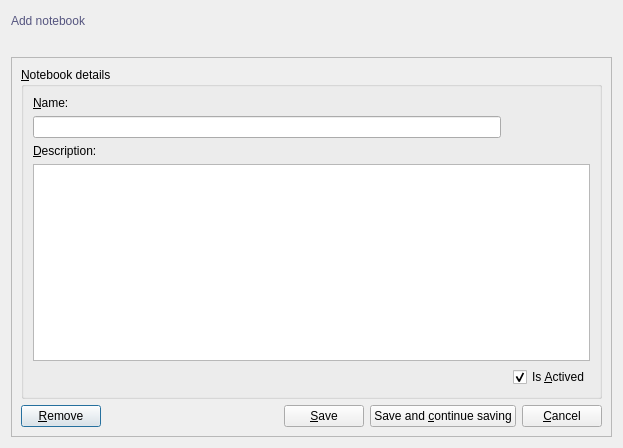
nycholas/nycholas, file code/c++/gui/qt4/crud-2/resources/ui/notebookform.ui: the form before one commit.
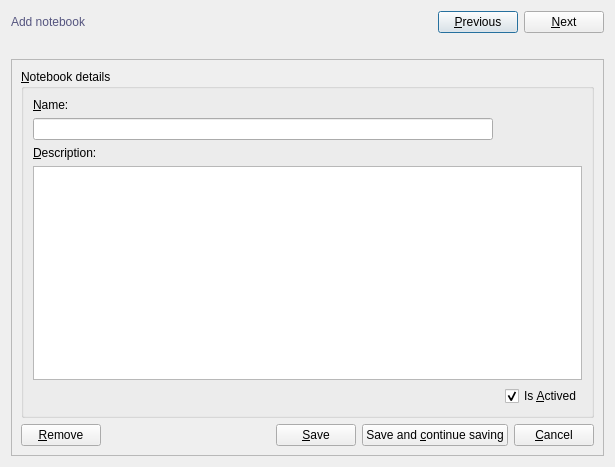
The form after the commit. Icons and pictures are not drawn.

```diff
--- a/code/c++/gui/qt4/crud-2/resources/ui/notebookform.ui
+++ b/code/c++/gui/qt4/crud-2/resources/ui/notebookform.ui
@@ -6,8 +6,8 @@
    <rect>
     <x>0</x>
     <y>0</y>
-    <width>623</width>
-    <height>448</height>
+    <width>615</width>
+    <height>467</height>
    </rect>
   </property>
   <property name="windowTitle">
@@ -44,6 +44,34 @@
        </property>
       </spacer>
      </item>
+     <item>
+      <widget class="QPushButton" name="previousPushButton">
+       <property name="text">
+        <string>&amp;Previous</string>
+       </property>
+       <property name="icon">
+        <iconset resource="resources.qrc">
+         <normaloff>:/default/static/default/icons/22x22/go-previous.png</normaloff>:/default/static/default/icons/22x22/go-previous.png</iconset>
+       </property>
+       <property name="shortcut">
+        <string>Ctrl+Right, Ctrl+PgDown</string>
+       </property>
+      </widget>
+     </item>
+     <item>
+      <widget class="QPushButton" name="nextPushButton">
+       <property name="text">
+        <string>&amp;Next</string>
+       </property>
+       <property name="icon">
+        <iconset resource="resources.qrc">
+         <normaloff>:/default/static/default/icons/22x22/go-next.png</normaloff>:/default/static/default/icons/22x22/go-next.png</iconset>
+       </property>
+       <property name="shortcut">
+        <string>Ctrl+Left, Ctrl+PgUp</string>
+       </property>
+      </widget>
+     </item>
     </layout>
    </item>
    <item row="1" column="0">
```
Left out of the diff: 1 changed line with no effect on the pictures.
